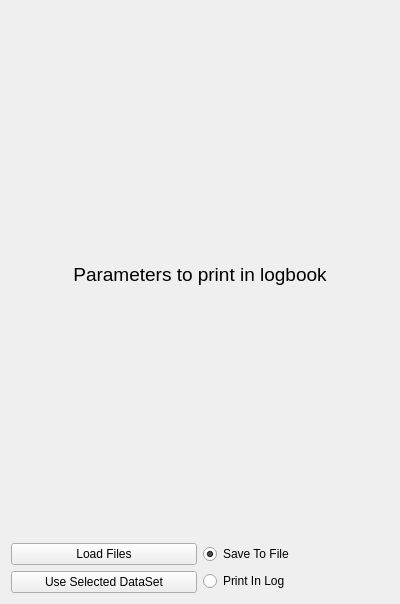
This is src/main/resources/base/Views/ElectronicLogBookWidget.ui in MJOLNIRPackage/MJOLNIR-GUI as Qt 5 draws it before an edit. The edited form follows.
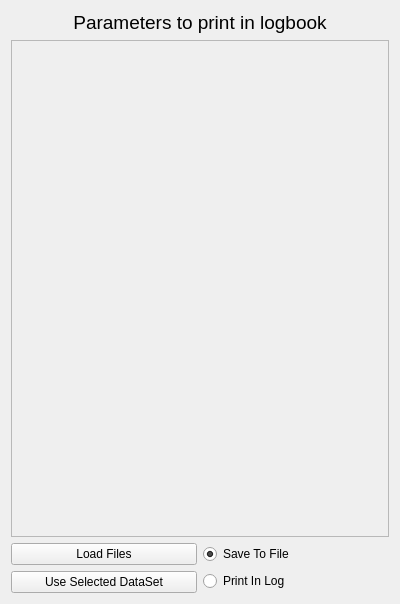
This is the edited form.

Commit message: List possible parameters in scrollArea

```diff
--- a/src/main/resources/base/Views/ElectronicLogBookWidget.ui
+++ b/src/main/resources/base/Views/ElectronicLogBookWidget.ui
@@ -30,7 +30,21 @@
     </widget>
    </item>
    <item>
-    <layout class="QVBoxLayout" name="parametersLayout"/>
+    <widget class="QScrollArea" name="parametersLayout">
+     <property name="widgetResizable">
+      <bool>true</bool>
+     </property>
+     <widget class="QWidget" name="scrollAreaWidgetContents">
+      <property name="geometry">
+       <rect>
+        <x>0</x>
+        <y>0</y>
+        <width>380</width>
+        <height>493</height>
+       </rect>
+      </property>
+     </widget>
+    </widget>
    </item>
    <item>
     <layout class="QHBoxLayout" name="horizontalLayout_2">
```
The commit also changes 1 other file.
